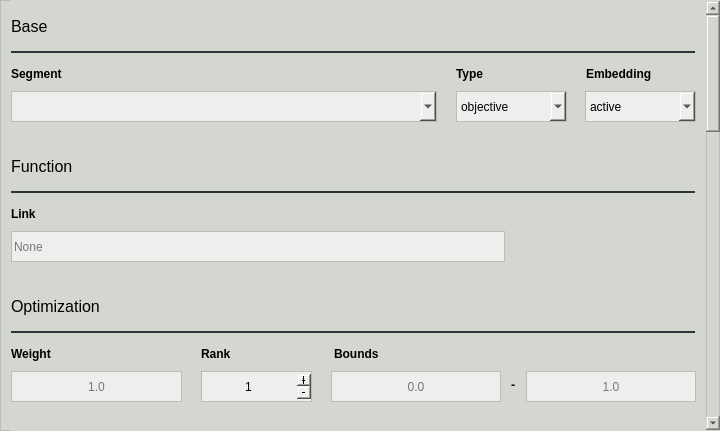
Qt form pyanno4rt/gui/designs/components/logistic_regression_ntcp_window.ui (pyanno4rt/pyanno4rt) before a commit.
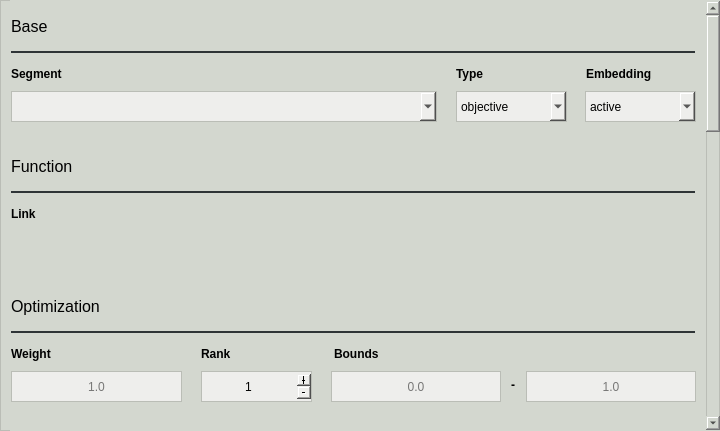
The same form after that commit. Icons and pictures are not drawn.

The edit to the form file:
```diff
--- a/pyanno4rt/gui/designs/components/logistic_regression_ntcp_window.ui
+++ b/pyanno4rt/gui/designs/components/logistic_regression_ntcp_window.ui
@@ -58,7 +58,7 @@
      <property name="geometry">
       <rect>
        <x>0</x>
-       <y>-524</y>
+       <y>-33</y>
        <width>690</width>
        <height>1469</height>
       </rect>
@@ -324,25 +324,6 @@
        <string>Identifier</string>
       </property>
      </widget>
-     <widget class="QLineEdit" name="link_ledit">
-      <property name="geometry">
-       <rect>
-        <x>0</x>
-        <y>230</y>
-        <width>494</width>
-        <height>31</height>
-       </rect>
-      </property>
-      <property name="styleSheet">
-       <string notr="true">color: rgb(0, 0, 0);
-background-color: rgb(238, 238, 236);
-border: 1px solid;
-border-color: rgb(186, 189, 182);</string>
-      </property>
-      <property name="placeholderText">
-       <string>None</string>
-      </property>
-     </widget>
      <widget class="QLabel" name="link_label">
       <property name="geometry">
        <rect>
@@ -1686,6 +1667,17 @@
        <set>Qt::AlignCenter</set>
       </property>
      </widget>
+     <widget class="QWidget" name="horizontalLayoutWidget">
+      <property name="geometry">
+       <rect>
+        <x>0</x>
+        <y>229</y>
+        <width>431</width>
+        <height>31</height>
+       </rect>
+      </property>
+      <layout class="QHBoxLayout" name="checkableComboLayout"/>
+     </widget>
     </widget>
    </widget>
   </widget>
```
